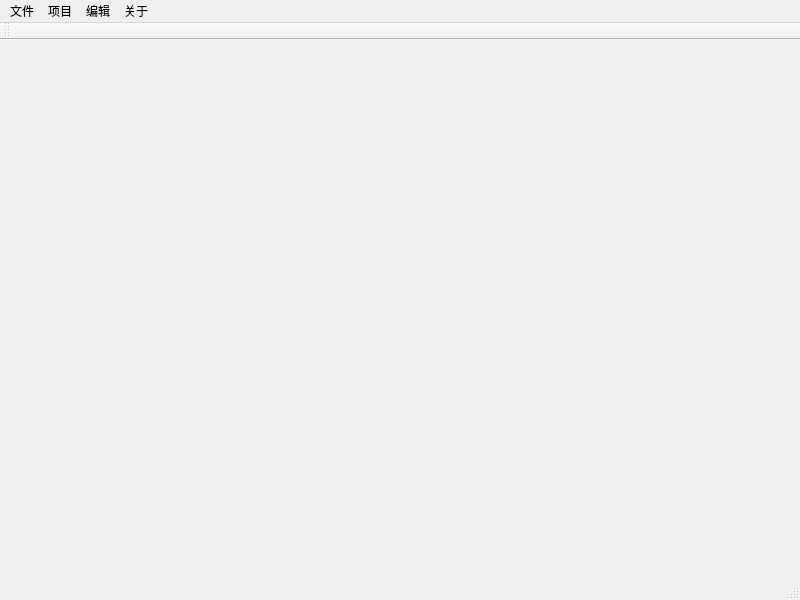
This is CGLab_DS/mainwindow.ui in RPG-NJU/NJU-CG-Lab as Qt 5 draws it before an edit. The edited form follows.
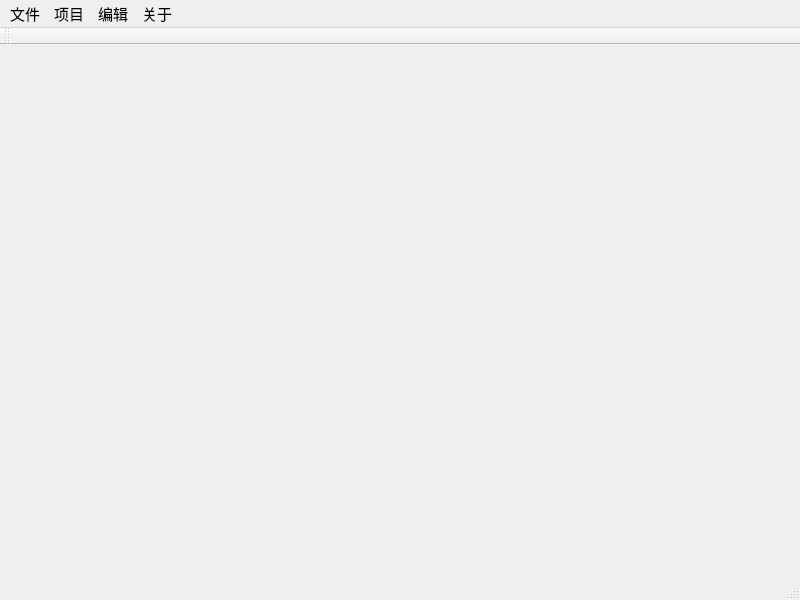
This is the edited form. Icons and pictures are not drawn.

Diff of the .ui file:
```diff
--- a/CGLab_DS/mainwindow.ui
+++ b/CGLab_DS/mainwindow.ui
@@ -30,19 +30,20 @@
      <x>0</x>
      <y>0</y>
      <width>800</width>
-     <height>23</height>
+     <height>26</height>
     </rect>
    </property>
    <property name="font">
     <font>
      <family>华文中宋</family>
-     <pointsize>9</pointsize>
+     <pointsize>11</pointsize>
     </font>
    </property>
    <widget class="QMenu" name="menuAbout">
     <property name="font">
      <font>
-      <pointsize>9</pointsize>
+      <family>华文中宋</family>
+      <pointsize>10</pointsize>
      </font>
     </property>
     <property name="toolTip">
```
Left out of the diff: 19 changed lines with no effect on the pictures.
